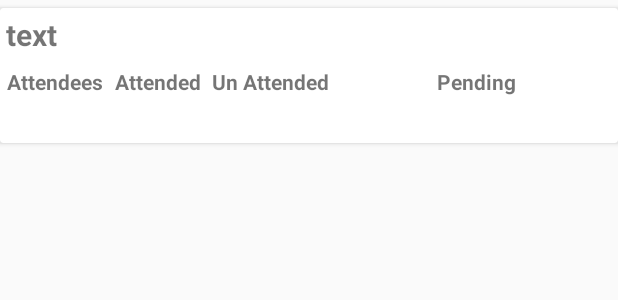
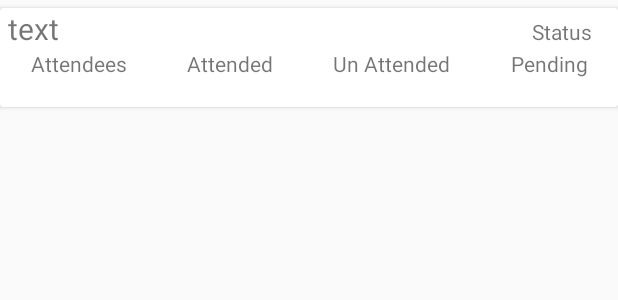
Before and after one commit to bossvellore/rimpa, an Android app: the layout adapter_event_item.xml on its own in the app's theme, with its tools: preview values and no code run, on a phone screen of 412 x 824 dp. Shown: the top 300 px of the screen. Run offline under Robolectric (Android 15) with nearby library versions, the phone set to English and light mode, and no system bars.

Commit message:
Merge branch 'master' of https://github.com/bossvellore/rimpa
# Conflicts:
#	src/main/java/com/dsa/rimpark/MainActivity.java
fixed bugs fully working base.

```diff
--- a/src/main/java/com/dsa/rimpark/EventsListAdapter.java
+++ b/src/main/java/com/dsa/rimpark/EventsListAdapter.java
@@ -62,6 +62,8 @@ public class EventsListAdapter extends BaseAdapter {
         pendingTV.setText("");
         EventModel event = items.get(position).getValue(EventModel.class);
         titleTV.setText(items.get(position).getValue(EventModel.class).getTitle());
+        TextView statusTV = (TextView) view.findViewById(R.id.statusTV);
+        statusTV.setText(event.getStatus());
 
         HashMap<String, Attendee> attendees = event.getAttendees();
         if(attendees != null) {
--- a/src/main/java/com/dsa/rimpark/MainActivity.java
+++ b/src/main/java/com/dsa/rimpark/MainActivity.java
@@ -69,10 +69,9 @@ public class MainActivity extends AppCompatActivity {
             for (int index=0; index < dataSnapshotList.size(); index++) {
                 if(dataSnapshotList.get(index).getKey().equals(dataSnapshot.getKey())){
                     dataSnapshotList.remove(index);
-                    eventsListAdaper.notifyDataSetChanged();
                 }
             }
-
+            eventsListAdaper.notifyDataSetChanged();
         }
 
         @Override
--- a/src/main/res/layout/adapter_event_item.xml
+++ b/src/main/res/layout/adapter_event_item.xml
@@ -1,99 +1,129 @@
 <?xml version="1.0" encoding="utf-8"?>
 <LinearLayout xmlns:android="http://schemas.android.com/apk/res/android"
+    xmlns:app="http://schemas.android.com/apk/res-auto"
     android:orientation="vertical" android:layout_width="match_parent"
     android:layout_height="match_parent"
     android:weightSum="1">
+
     <android.support.v7.widget.CardView
-        android:layout_width="fill_parent"
+        android:layout_width="match_parent"
         android:layout_height="wrap_content"
         android:layout_gravity="center_horizontal"
-        android:layout_marginTop="5dp"
-       >
-        <GridLayout
+        android:layout_marginTop="5dp">
+
+
+            <TableLayout
                 android:layout_width="match_parent"
-            android:layout_height="wrap_content"
-            android:columnCount="4"
-            android:rowCount="3"
-            android:useDefaultMargins="true">
+                android:layout_height="match_parent">
+
+                <TableRow
+                    android:layout_width="match_parent"
+                    android:layout_height="match_parent">
 
                     <TextView
 
                         android:id="@+id/titleTV"
-                android:layout_column="0"
-                android:layout_columnSpan="4"
-                android:layout_row="0"
+                        android:layout_width="match_parent"
+                        android:layout_height="wrap_content"
+                        android:layout_weight="1"
+                        android:paddingLeft="5dp"
                         android:text="text"
-                android:textSize="20dp"
-                android:textAlignment="center"
-                android:textStyle="bold" />
+                        android:textSize="20dp" />
+
+                    <TextView
+                        android:id="@+id/statusTV"
+                        android:layout_width="wrap_content"
+                        android:layout_height="wrap_content"
+                        android:text="Status" />
+                </TableRow>
+
+                <TableRow
+                    android:layout_width="match_parent"
+                    android:layout_height="match_parent" >
 
                     <TextView
 
                         android:id="@+id/textView1"
                         android:layout_width="wrap_content"
-                android:layout_column="0"
+                        android:layout_height="wrap_content"
                         android:layout_gravity="center"
-                android:layout_row="1"
+                        android:layout_weight="1"
                         android:text="Attendees"
-                android:textAlignment="center"
-                android:textStyle="bold" />
-
-            <TextView
-                android:id="@+id/attendeesTV"
-                android:layout_column="0"
-                android:layout_gravity="center"
-                android:layout_row="2" />
+                        android:textAlignment="center" />
 
                     <TextView
 
                         android:id="@+id/textView2"
                         android:layout_width="wrap_content"
-                android:layout_column="1"
+                        android:layout_height="wrap_content"
                         android:layout_gravity="center"
-                android:layout_row="1"
+                        android:layout_weight="1"
                         android:text="Attended"
-                android:textAlignment="center"
-                android:textStyle="bold" />
-
-            <TextView
-                android:id="@+id/attendedTV"
-                android:layout_column="1"
-                android:layout_gravity="center"
-                android:layout_row="2"
-                android:textColor="#009900" />
+                        android:textAlignment="center" />
 
                     <TextView
                         android:id="@+id/textView3"
                         android:layout_width="wrap_content"
-                android:layout_column="2"
+                        android:layout_height="wrap_content"
                         android:layout_gravity="center"
-                android:layout_row="1"
+                        android:layout_weight="1"
                         android:text="Un Attended"
+                        android:textAlignment="center" />
+
+                    <TextView
+                        android:id="@+id/textView4"
+                        android:layout_width="wrap_content"
+                        android:layout_height="wrap_content"
+                        android:layout_gravity="center"
+                        android:layout_weight="1"
+                        android:text="Pending"
+                        android:textAlignment="center" />
+
+                </TableRow>
+
+                <TableRow
+                    android:layout_width="match_parent"
+                    android:layout_height="match_parent" >
+
+                    <TextView
+                        android:id="@+id/attendeesTV"
+                        android:layout_width="match_parent"
+                        android:layout_height="wrap_content"
+                        android:layout_gravity="center"
+                        android:layout_weight="1"
+                        android:textAlignment="center" />
+
+                    <TextView
+                        android:id="@+id/attendedTV"
+                        android:layout_width="match_parent"
+                        android:layout_height="wrap_content"
+                        android:layout_gravity="center"
+                        android:layout_weight="1"
                         android:textAlignment="center"
-                android:textStyle="bold" />
+                        android:textColor="#009900" />
 
                     <TextView
                         android:id="@+id/unAttendedTV"
-                android:layout_column="2"
+                        android:layout_width="match_parent"
+                        android:layout_height="wrap_content"
                         android:layout_gravity="center"
-                android:layout_row="2"
+                        android:layout_weight="1"
+                        android:textAlignment="center"
                         android:textColor="#ff0000" />
-            <TextView
-                android:id="@+id/textView4"
-                android:layout_width="wrap_content"
-                android:layout_column="3"
-                android:layout_gravity="center"
-                android:layout_row="1"
-                android:text="Pending"
-                android:textAlignment="center"
-                android:textStyle="bold" />
 
                     <TextView
                         android:id="@+id/pendingTV"
-                android:layout_column="3"
+                        android:layout_width="match_parent"
+                        android:layout_height="wrap_content"
                         android:layout_gravity="center"
-                android:layout_row="2"
+                        android:layout_weight="1"
+                        android:textAlignment="center"
                         android:textColor="#ff0000" />
-        </GridLayout>
+
+                </TableRow>
+
+            </TableLayout>
+
+
     </android.support.v7.widget.CardView>
 </LinearLayout>
```
Also changed, not shown: src/main/java/com/dsa/rimpark/EventAttendeeActivity.java (+132 -9 lines), src/main/java/com/dsa/rimpark/EventAttendeeActivityFragment.java (+6 -1 lines), src/main/res/layout/content_event_attendee.xml (+59 -57 lines). Lines whose indentation alone changed are shown as unchanged.
